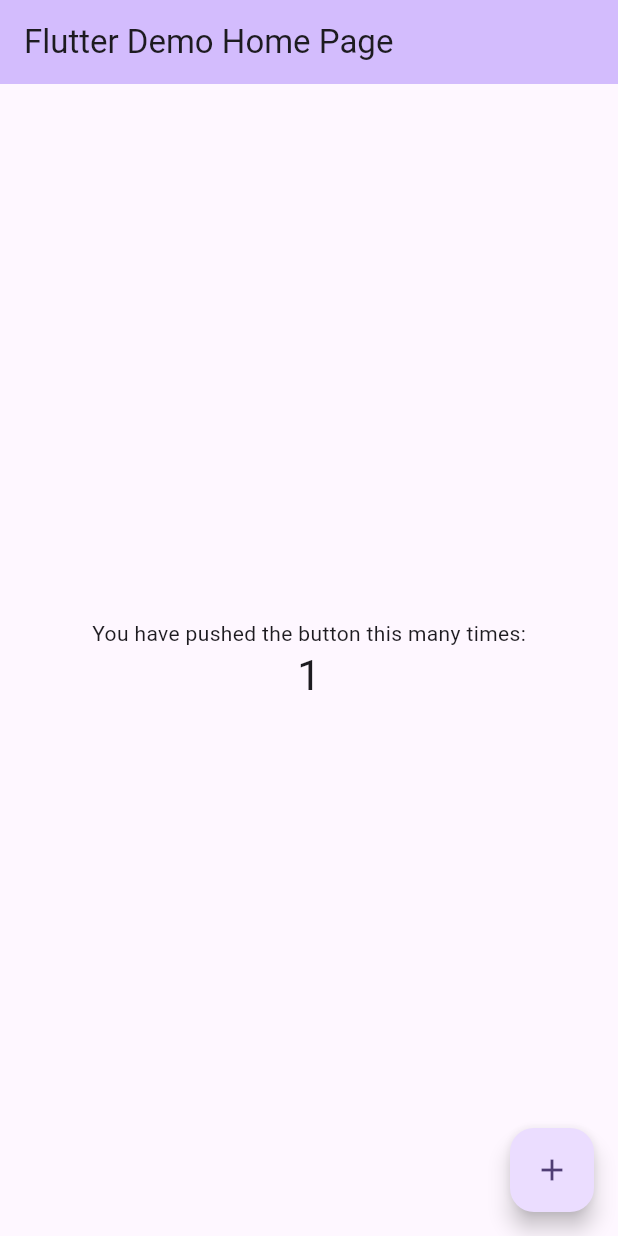
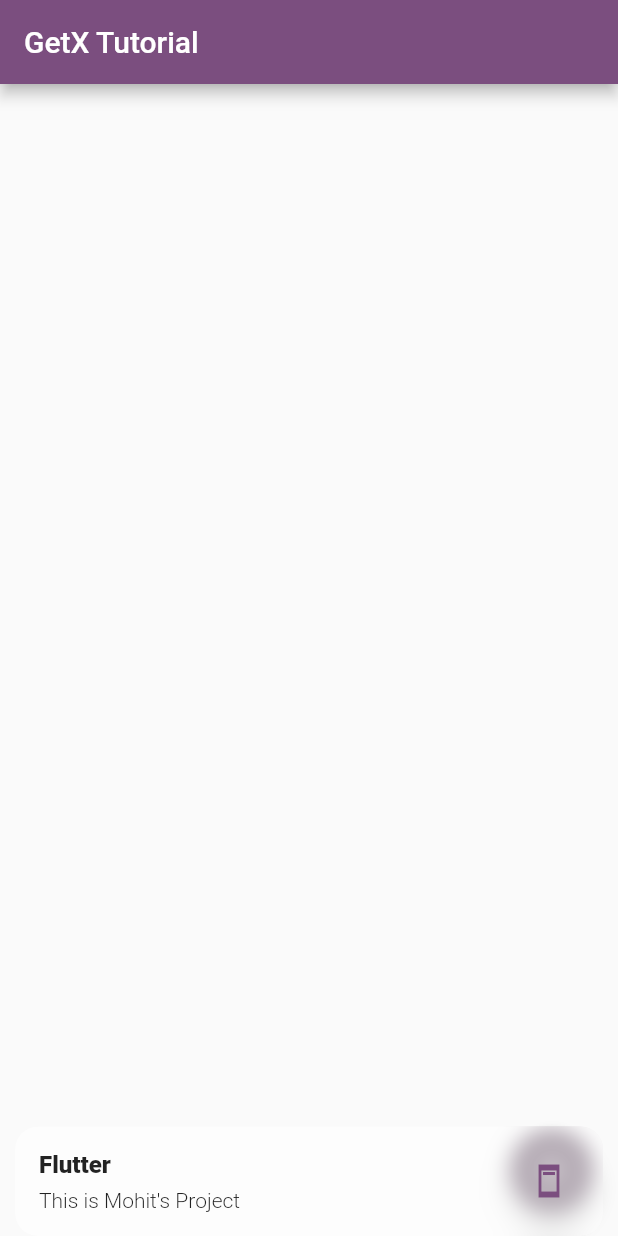
Before and after one commit to mohit-52/GetX-State-Management, a Flutter app: the screen it shows after launch, after a tap on the "add" icon, on a phone screen of 412 x 824 dp. Run offline on Flutter 3.47's test engine with Material 2 defaults, Android fonts, the phone set to English and light mode, and no system bars; our stand-ins replace get.

```diff
--- /dev/null
+++ b/lib/home_screen.dart
@@ -0,0 +1,33 @@
+import 'package:flutter/material.dart';
+import 'package:get/get.dart';
+
+class HomeScreen extends StatefulWidget {
+  const HomeScreen({Key? key}) : super(key: key);
+
+  @override
+  State<HomeScreen> createState() => _HomeScreenState();
+}
+
+class _HomeScreenState extends State<HomeScreen> {
+  @override
+  Widget build(BuildContext context) {
+    return Scaffold(
+      appBar: AppBar(title: const Text("GetX Tutorial"),),
+      body: const Column(
+        children: [
+        ],
+      ),
+      floatingActionButton: FloatingActionButton(
+        onPressed: (){
+          Get.snackbar(
+              "Flutter",
+              "This is Mohit's Project",
+              snackPosition: SnackPosition.BOTTOM,
+              backgroundColor: Colors.white12.withOpacity(0.5),
+          mainButton: TextButton(onPressed: (){}, child: const Icon(Icons.ad_units_sharp)));
+        },
+        child: const Icon(Icons.add),
+      ),
+    );
+  }
+}
--- a/lib/main.dart
+++ b/lib/main.dart
@@ -1,4 +1,6 @@
 import 'package:flutter/material.dart';
+import 'package:get/get.dart';
+import 'home_screen.dart';
 
 void main() {
   runApp(const MyApp());
@@ -10,7 +12,7 @@ class MyApp extends StatelessWidget {
   // This widget is the root of your application.
   @override
   Widget build(BuildContext context) {
-    return MaterialApp(
+    return GetMaterialApp(
       title: 'Flutter Demo',
       theme: ThemeData(
         // This is the theme of your application.
@@ -28,98 +30,11 @@ class MyApp extends StatelessWidget {
         //
         // This works for code too, not just values: Most code changes can be
         // tested with just a hot reload.
-        colorScheme: ColorScheme.fromSeed(seedColor: Colors.deepPurple),
-        useMaterial3: true,
+        // primarySwatch: Colors.blue,
+        colorScheme: ColorScheme.fromSeed(seedColor: Colors.purple),
+        useMaterial3: false,
       ),
-      home: const MyHomePage(title: 'Flutter Demo Home Page'),
+      home: const HomeScreen(),
     );
   }
 }
-
-class MyHomePage extends StatefulWidget {
-  const MyHomePage({super.key, required this.title});
-
-  // This widget is the home page of your application. It is stateful, meaning
-  // that it has a State object (defined below) that contains fields that affect
-  // how it looks.
-
-  // This class is the configuration for the state. It holds the values (in this
-  // case the title) provided by the parent (in this case the App widget) and
-  // used by the build method of the State. Fields in a Widget subclass are
-  // always marked "final".
-
-  final String title;
-
-  @override
-  State<MyHomePage> createState() => _MyHomePageState();
-}
-
-class _MyHomePageState extends State<MyHomePage> {
-  int _counter = 0;
-
-  void _incrementCounter() {
-    setState(() {
-      // This call to setState tells the Flutter framework that something has
-      // changed in this State, which causes it to rerun the build method below
-      // so that the display can reflect the updated values. If we changed
-      // _counter without calling setState(), then the build method would not be
-      // called again, and so nothing would appear to happen.
-      _counter++;
-    });
-  }
-
-  @override
-  Widget build(BuildContext context) {
-    // This method is rerun every time setState is called, for instance as done
-    // by the _incrementCounter method above.
-    //
-    // The Flutter framework has been optimized to make rerunning build methods
-    // fast, so that you can just rebuild anything that needs updating rather
-    // than having to individually change instances of widgets.
-    return Scaffold(
-      appBar: AppBar(
-        // TRY THIS: Try changing the color here to a specific color (to
-        // Colors.amber, perhaps?) and trigger a hot reload to see the AppBar
-        // change color while the other colors stay the same.
-        backgroundColor: Theme.of(context).colorScheme.inversePrimary,
-        // Here we take the value from the MyHomePage object that was created by
-        // the App.build method, and use it to set our appbar title.
-        title: Text(widget.title),
-      ),
-      body: Center(
-        // Center is a layout widget. It takes a single child and positions it
-        // in the middle of the parent.
-        child: Column(
-          // Column is also a layout widget. It takes a list of children and
-          // arranges them vertically. By default, it sizes itself to fit its
-          // children horizontally, and tries to be as tall as its parent.
-          //
-          // Column has various properties to control how it sizes itself and
-          // how it positions its children. Here we use mainAxisAlignment to
-          // center the children vertically; the main axis here is the vertical
-          // axis because Columns are vertical (the cross axis would be
-          // horizontal).
-          //
-          // TRY THIS: Invoke "debug painting" (choose the "Toggle Debug Paint"
-          // action in the IDE, or press "p" in the console), to see the
-          // wireframe for each widget.
-          mainAxisAlignment: MainAxisAlignment.center,
-          children: <Widget>[
-            const Text(
-              'You have pushed the button this many times:',
-            ),
-            Text(
-              '$_counter',
-              style: Theme.of(context).textTheme.headlineMedium,
-            ),
-          ],
-        ),
-      ),
-      floatingActionButton: FloatingActionButton(
-        onPressed: _incrementCounter,
-        tooltip: 'Increment',
-        child: const Icon(Icons.add),
-      ), // This trailing comma makes auto-formatting nicer for build methods.
-    );
-  }
-}
--- a/pubspec.yaml
+++ b/pubspec.yaml
@@ -35,6 +35,7 @@ dependencies:
   # The following adds the Cupertino Icons font to your application.
   # Use with the CupertinoIcons class for iOS style icons.
   cupertino_icons: ^1.0.2
+  get: ^4.6.5
 
 dev_dependencies:
   flutter_test:
```
Also changed, not shown: pubspec.lock.
